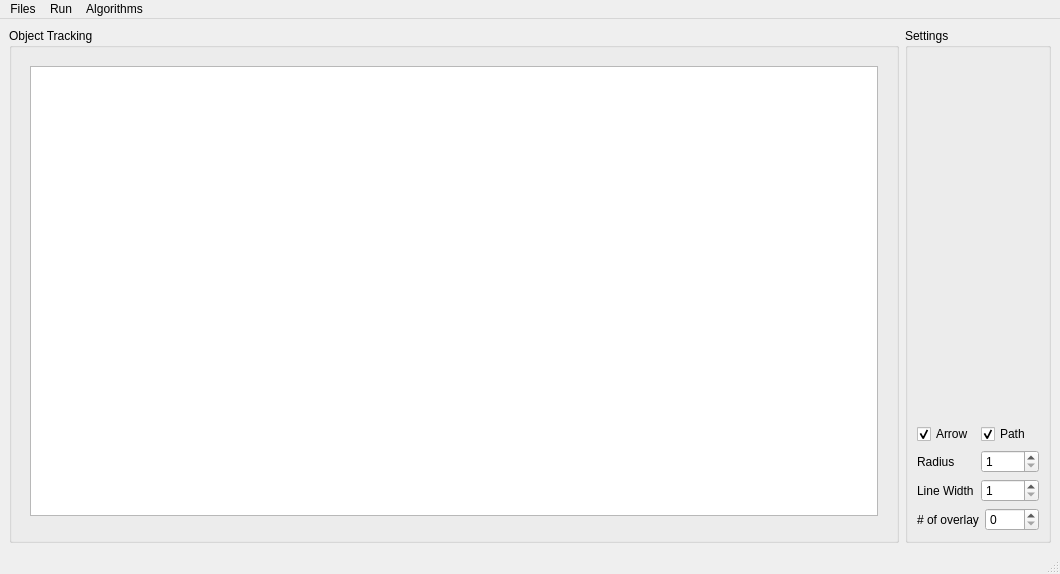
This is lib/python/ui/MainWindowBase.ui in UMATracker/UMATracker-Tracker as Qt 5 draws it before an edit. The edited form follows.
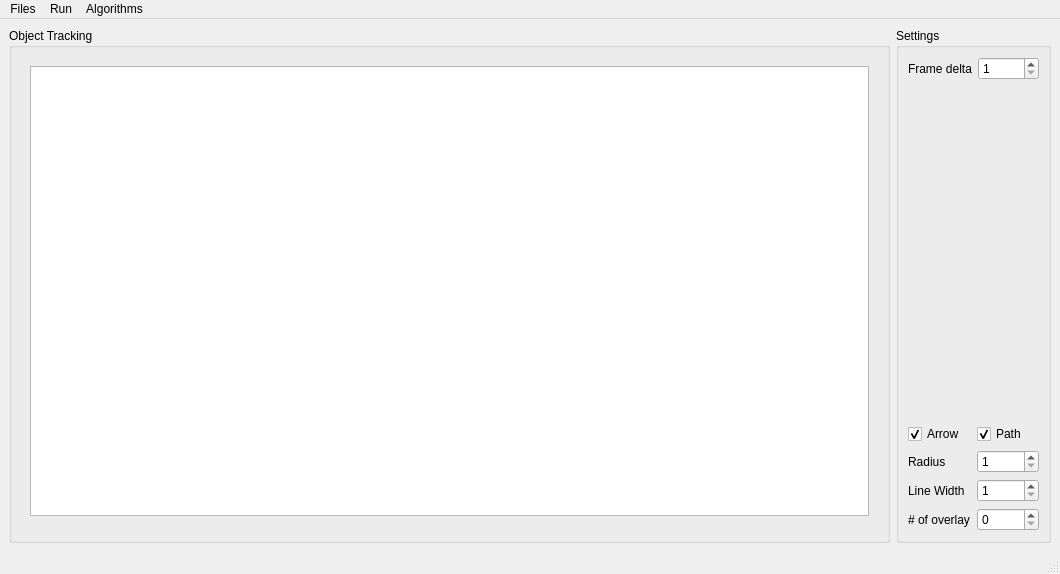
This is the edited form. Custom widgets are drawn as their Qt base class.

Commit message: Added the frame skip evaluation

```diff
--- a/lib/python/ui/MainWindowBase.ui
+++ b/lib/python/ui/MainWindowBase.ui
@@ -91,6 +91,27 @@
           <string>Settings</string>
          </property>
          <layout class="QVBoxLayout" name="verticalLayout">
+          <item>
+           <layout class="QHBoxLayout" name="horizontalLayout_7">
+            <item>
+             <widget class="QLabel" name="label_4">
+              <property name="text">
+               <string>Frame delta</string>
+              </property>
+             </widget>
+            </item>
+            <item>
+             <widget class="QSpinBox" name="playbackDeltaSpinBox">
+              <property name="minimum">
+               <number>1</number>
+              </property>
+              <property name="maximum">
+               <number>30000</number>
+              </property>
+             </widget>
+            </item>
+           </layout>
+          </item>
           <item>
            <widget class="QStackedWidget" name="stackedWidget"/>
           </item>
```
The commit also changes 3 other files.
